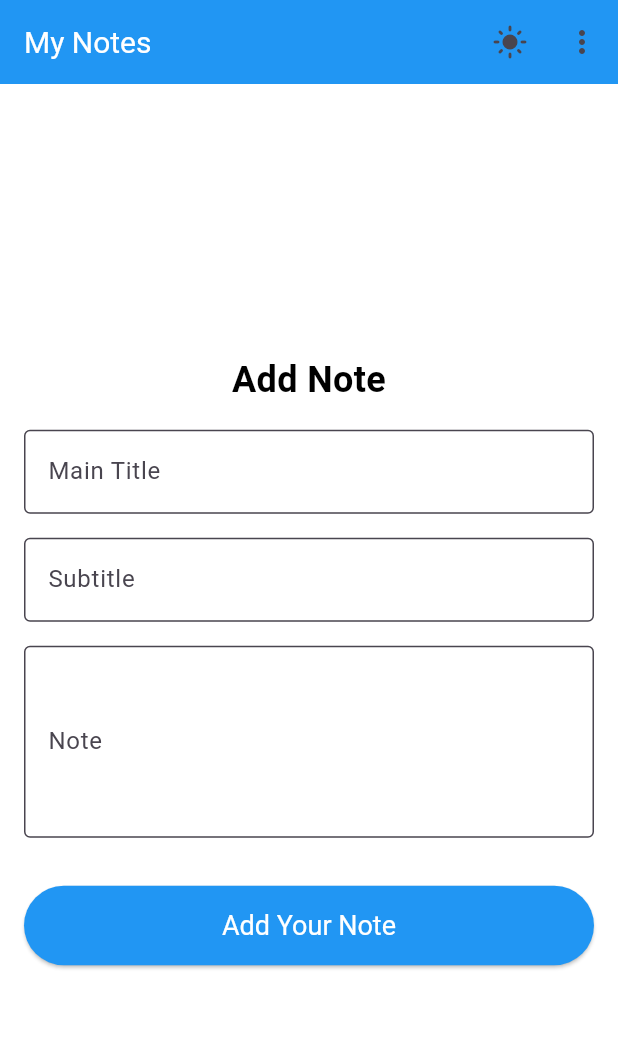
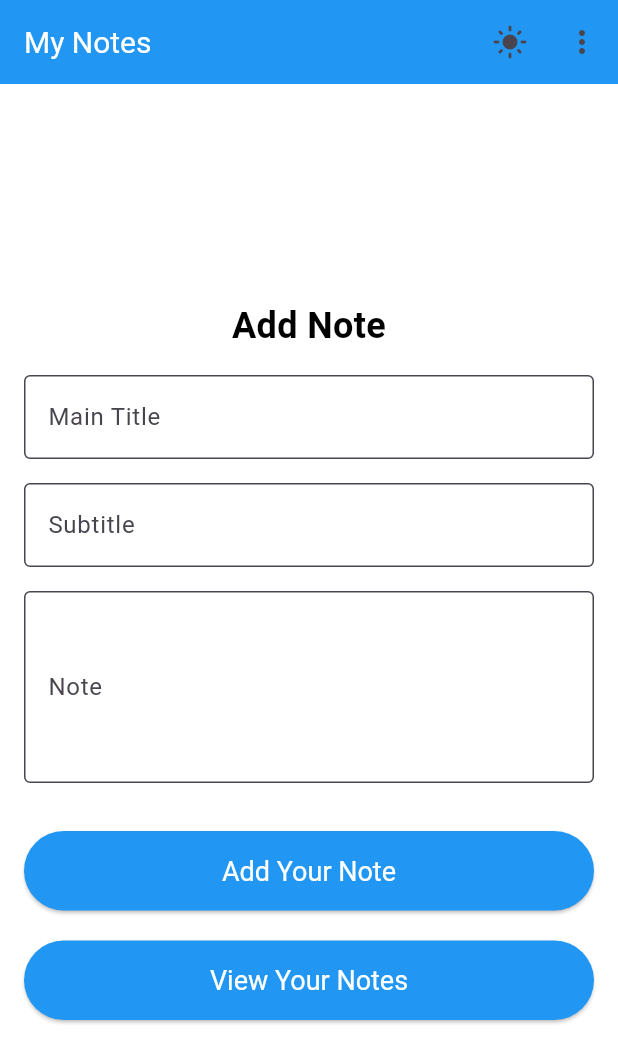
Before and after one commit to engbasel/Notes-App-SQflite, a Flutter app: the screen it shows after launch, on a phone screen of 412 x 824 dp. Shown: the top 1063 px of the screen. Run offline on Flutter 3.47's test engine with Material 3 defaults, Android fonts, the phone set to English and light mode, and no system bars; our stand-ins replace sqflite_common_ffi; accounts and stored records are empty.

Commit message:
"Added 'ViewYourNotes' translation and button to HomeView"

```diff
--- a/lib/l10n/intl_ar.arb
+++ b/lib/l10n/intl_ar.arb
@@ -5,6 +5,7 @@
   "subtitleLabel": "العنوان الفرعي",
   "noteLabel": "ملاحظة",
   "addNoteButton": "اضف ملاحظاتك",
+  "ViewYourNotes": "انظر الى ملاحظات",
   "editNoteTitle": "تعديل الملاحظة",
   "save": "حفظ",
   "notesTitle": "الملاحظات",
--- a/lib/l10n/intl_en.arb
+++ b/lib/l10n/intl_en.arb
@@ -5,6 +5,7 @@
     "subtitleLabel": "Subtitle",
     "noteLabel": "Note",
     "addNoteButton": "Add Your Note",
+    "ViewYourNotes": "View Your Notes",
     "editNoteTitle": "Edit Note",
     "save": "Save",
     "notesTitle": "Notes",
--- a/lib/views/HomeView.dart
+++ b/lib/views/HomeView.dart
@@ -116,6 +116,13 @@ class HomeView extends StatelessWidget {
                   },
                   child: Text(S.of(context).addNoteButton),
                 ),
+                const SizedBox(height: 20),
+                ElevatedButton(
+                  child: Text(S.of(context).ViewYourNotes),
+                  onPressed: () async {
+                    try {} catch (e) {}
+                  },
+                ),
               ],
             ),
           ),
```
Also changed, not shown: lib/generated/intl/messages_ar.dart, lib/generated/intl/messages_en.dart, lib/generated/l10n.dart.
